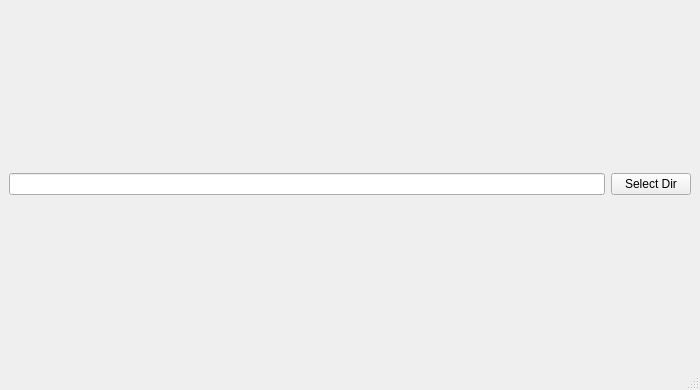
Qt form screenerQt/mainwindow.ui (keygenqt/ScreenerQt) before a commit.
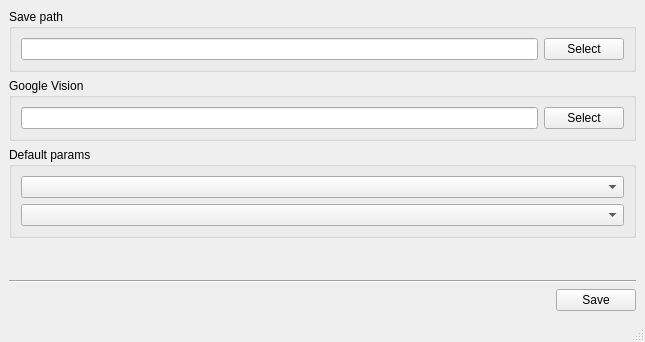
The same form after that commit.

Commit message: Update settings window

What changed in the file:
```diff
--- a/screenerQt/mainwindow.ui
+++ b/screenerQt/mainwindow.ui
@@ -6,8 +6,8 @@
    <rect>
     <x>0</x>
     <y>0</y>
-    <width>700</width>
-    <height>390</height>
+    <width>645</width>
+    <height>342</height>
    </rect>
   </property>
   <property name="maximumSize">
@@ -21,10 +21,26 @@
   </property>
   <widget class="QWidget" name="centralwidget">
    <layout class="QGridLayout" name="gridLayout_2">
-    <item row="2" column="0">
-     <layout class="QHBoxLayout" name="horizontalLayout_2"/>
+    <item row="5" column="0">
+     <spacer name="horizontalSpacer">
+      <property name="orientation">
+       <enum>Qt::Horizontal</enum>
+      </property>
+      <property name="sizeHint" stdset="0">
+       <size>
+        <width>40</width>
+        <height>20</height>
+       </size>
+      </property>
+     </spacer>
     </item>
-    <item row="1" column="0">
+    <item row="0" column="0" colspan="2">
+     <widget class="QGroupBox" name="groupBox">
+      <property name="title">
+       <string>Save path</string>
+      </property>
+      <layout class="QGridLayout" name="gridLayout">
+       <item row="0" column="0">
      <layout class="QHBoxLayout" name="horizontalLayout">
       <item>
        <widget class="QLineEdit" name="input_dir">
@@ -36,11 +52,87 @@
       <item>
        <widget class="QPushButton" name="pushButton">
         <property name="text">
-         <string>Select Dir</string>
+            <string>Select</string>
         </property>
        </widget>
       </item>
      </layout>
+       </item>
+      </layout>
+     </widget>
+    </item>
+    <item row="5" column="1">
+     <widget class="QPushButton" name="pushButton_3">
+      <property name="text">
+       <string>Save</string>
+      </property>
+     </widget>
+    </item>
+    <item row="1" column="0" colspan="2">
+     <widget class="QGroupBox" name="groupBox_2">
+      <property name="title">
+       <string>Google Vision</string>
+      </property>
+      <layout class="QGridLayout" name="gridLayout_3">
+       <item row="0" column="0">
+        <layout class="QHBoxLayout" name="horizontalLayout_2">
+         <item>
+          <widget class="QLineEdit" name="input_cloud">
+           <property name="readOnly">
+            <bool>true</bool>
+           </property>
+          </widget>
+         </item>
+         <item>
+          <widget class="QPushButton" name="pushButton_2">
+           <property name="text">
+            <string>Select</string>
+           </property>
+          </widget>
+         </item>
+        </layout>
+       </item>
+      </layout>
+     </widget>
+    </item>
+    <item row="2" column="0" colspan="2">
+     <widget class="QGroupBox" name="groupBox_3">
+      <property name="title">
+       <string>Default params</string>
+      </property>
+      <layout class="QGridLayout" name="gridLayout_4">
+       <item row="0" column="0">
+        <layout class="QVBoxLayout" name="verticalLayout">
+         <item>
+          <widget class="QComboBox" name="comboBox"/>
+         </item>
+         <item>
+          <widget class="QComboBox" name="comboBox_2"/>
+         </item>
+        </layout>
+       </item>
+      </layout>
+     </widget>
+    </item>
+    <item row="3" column="0">
+     <spacer name="verticalSpacer">
+      <property name="orientation">
+       <enum>Qt::Vertical</enum>
+      </property>
+      <property name="sizeHint" stdset="0">
+       <size>
+        <width>20</width>
+        <height>40</height>
+       </size>
+      </property>
+     </spacer>
+    </item>
+    <item row="4" column="0" colspan="2">
+     <widget class="Line" name="line">
+      <property name="orientation">
+       <enum>Qt::Horizontal</enum>
+      </property>
+     </widget>
     </item>
    </layout>
   </widget>
```
Lines whose indentation alone changed are shown as unchanged. The commit also changes 2 other files.
